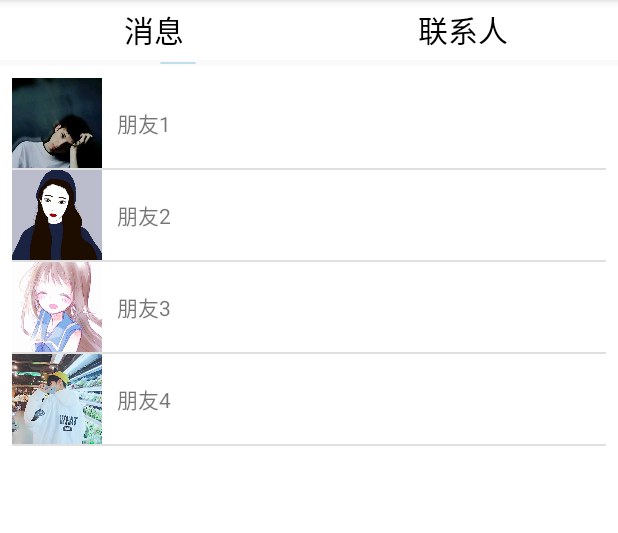
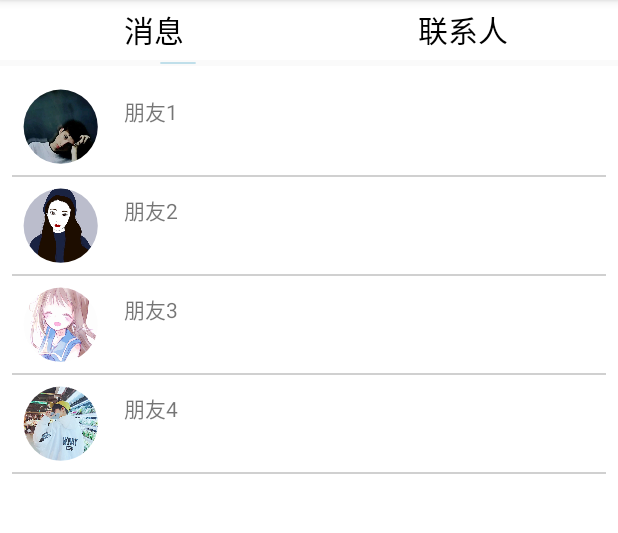
Before and after one commit to jingse/DG, an Android app: the screen it shows after launch (MainActivity), on a phone screen of 412 x 824 dp, the part 84-617 px from its top. Run offline under Robolectric (Android 15) with nearby library versions, the phone set to English and light mode, and no system bars; our stand-ins replace CircleImageView.

Commit message:
界面改动了一点

```diff
--- a/app/src/main/java/com/example/guihuan/chatwifitest/MainActivity.java
+++ b/app/src/main/java/com/example/guihuan/chatwifitest/MainActivity.java
@@ -13,10 +13,10 @@ import android.view.animation.Animation;
 import android.view.animation.TranslateAnimation;
 import android.widget.ImageView;
 import android.widget.TextView;
-import android.widget.Toast;
 
 import com.example.guihuan.chatwifitest.contacts.ContactsFragment;
 import com.example.guihuan.chatwifitest.contacts.MyFragmentPagerAdapter;
+import com.example.guihuan.chatwifitest.messages.MsgFragment;
 
 import java.util.ArrayList;
 
@@ -114,7 +114,7 @@ public class MainActivity  extends AppCompatActivity {
             animation.setFillAfter(true);// True:图片停在动画结束位置
             animation.setDuration(300);
             imageView.startAnimation(animation);
-            Toast.makeText(MainActivity.this, "您选择了"+ viewpager.getCurrentItem()+"页卡", Toast.LENGTH_SHORT).show();
+            //Toast.makeText(MainActivity.this, "您选择了"+ viewpager.getCurrentItem()+"页卡", Toast.LENGTH_SHORT).show();
         }
 
     }
--- a/app/src/main/java/com/example/guihuan/chatwifitest/Msg.java
+++ /dev/null
@@ -1,23 +0,0 @@
-package com.example.guihuan.chatwifitest;
-
-
-
-public class Msg {
-
-    private String name;
-    private int imageId;
-
-    public Msg(String name, int imageId) {
-        this.name = name;
-        this.imageId = imageId;
-    }
-
-    public String getName() {
-        return name;
-    }
-
-    public int getImageId() {
-        return imageId;
-    }
-
-}
--- /dev/null
+++ b/app/src/main/java/com/example/guihuan/chatwifitest/messages/Msg.java
@@ -0,0 +1,38 @@
+package com.example.guihuan.chatwifitest.messages;
+
+
+
+public class Msg {
+
+    private String name;
+    private int imageId;
+
+    private String latestMsg;
+    private String latestMsgTime;
+
+
+    public Msg(String name, int imageId, String latestMsg, String latestMsgTime) {
+        this.name = name;
+        this.imageId = imageId;
+        this.latestMsg = latestMsg;
+        this.latestMsgTime = latestMsgTime;
+    }
+
+    public String getName() {
+        return name;
+    }
+
+    public int getImageId() {
+        return imageId;
+    }
+
+    public String getLatestMsg() {
+        return latestMsg;
+    }
+
+    public String getLatestMsgTime() {
+        return latestMsgTime;
+    }
+
+
+}
--- a/app/src/main/java/com/example/guihuan/chatwifitest/MsgAdapter.java
+++ b/app/src/main/java/com/example/guihuan/chatwifitest/messages/MsgAdapter.java
@@ -1,4 +1,4 @@
-package com.example.guihuan.chatwifitest;
+package com.example.guihuan.chatwifitest.messages;
 
 
 import android.content.Context;
@@ -8,6 +8,8 @@ import android.view.ViewGroup;
 import android.widget.ArrayAdapter;
 import android.widget.ImageView;
 import android.widget.TextView;
+
+import com.example.guihuan.chatwifitest.R;
 
 import java.util.List;
 
@@ -29,23 +31,26 @@ public class MsgAdapter extends ArrayAdapter<Msg> {
         if (convertView == null) {
             view = LayoutInflater.from(getContext()).inflate(resourceId, null);
             viewHolder = new ViewHolder();
-            viewHolder.fruitImage = view.findViewById(R.id.friend_image);
-            viewHolder.fruitName = view.findViewById(R.id.friend_name);
+            viewHolder.friendImage = view.findViewById(R.id.friend_image);
+            viewHolder.friendName = view.findViewById(R.id.friend_name);
+            viewHolder.latestMsg = view.findViewById(R.id.latest_msg);
+            viewHolder.latestMsgTime = view.findViewById(R.id.latest_msg_time);
             view.setTag(viewHolder);
         } else {
             view = convertView;
             viewHolder = (ViewHolder) view.getTag();
         }
-        viewHolder.fruitImage.setImageResource(msg.getImageId());
-        viewHolder.fruitName.setText(msg.getName());
+        viewHolder.friendImage.setImageResource(msg.getImageId());
+        viewHolder.friendName.setText(msg.getName());
         return view;
     }
 
     class ViewHolder {
 
-        ImageView fruitImage;
-
-        TextView fruitName;
+        ImageView friendImage;
+        TextView friendName;
+        TextView latestMsg;
+        TextView latestMsgTime;
 
     }
 
--- a/app/src/main/java/com/example/guihuan/chatwifitest/MsgFragment.java
+++ b/app/src/main/java/com/example/guihuan/chatwifitest/messages/MsgFragment.java
@@ -1,4 +1,4 @@
-package com.example.guihuan.chatwifitest;
+package com.example.guihuan.chatwifitest.messages;
 
 
 import android.content.Intent;
@@ -10,6 +10,7 @@ import android.view.ViewGroup;
 import android.widget.AdapterView;
 import android.widget.ListView;
 
+import com.example.guihuan.chatwifitest.R;
 import com.example.guihuan.chatwifitest.chat.ChatActivity;
 
 import java.util.ArrayList;
@@ -48,13 +49,13 @@ public class MsgFragment extends Fragment {
 
 
     private void initMessages() {
-        Msg friend1 = new Msg("朋友1", R.drawable.head1);
+        Msg friend1 = new Msg("朋友1", R.drawable.head1, "我在南锣鼓巷", "上午10:00");
         msgList.add(friend1);
-        Msg friend2 = new Msg("朋友2", R.drawable.head2);
+        Msg friend2 = new Msg("朋友2", R.drawable.head2, "你好", "刚刚");
         msgList.add(friend2);
-        Msg friend3 = new Msg("朋友3", R.drawable.head3);
+        Msg friend3 = new Msg("朋友3", R.drawable.head3, "再见咯", "昨天20:58");
         msgList.add(friend3);
-        Msg friend4 = new Msg("朋友4", R.drawable.head4);
+        Msg friend4 = new Msg("朋友4", R.drawable.head4, "吃了么？", "今天12:23");
         msgList.add(friend4);
 
     }
--- /dev/null
+++ b/app/src/main/java/com/example/guihuan/chatwifitest/utils/CircleImageView.java
@@ -0,0 +1,101 @@
+package com.example.guihuan.chatwifitest.utils;
+
+
+import android.content.Context;
+import android.graphics.Bitmap;
+import android.graphics.Bitmap.Config;
+import android.graphics.Canvas;
+import android.graphics.Color;
+import android.graphics.Paint;
+import android.graphics.PorterDuff;
+import android.graphics.PorterDuffXfermode;
+import android.graphics.Rect;
+import android.graphics.drawable.BitmapDrawable;
+import android.graphics.drawable.Drawable;
+import android.support.v7.widget.AppCompatImageView;
+import android.util.AttributeSet;
+
+
+public class CircleImageView extends AppCompatImageView {
+
+    //基本的三个构造函数
+    public CircleImageView(Context context) {
+        super(context);
+    }
+
+    public CircleImageView(Context context, AttributeSet attrs) {
+        super(context, attrs);
+    }
+
+    public CircleImageView(Context context, AttributeSet attrs, int defStyle) {
+        super(context, attrs, defStyle);
+    }
+
+    //自定义View实现过程中很重要的onDraw绘制图形的方法
+    @Override
+    protected void onDraw(Canvas canvas) {
+
+        Drawable drawable = getDrawable();
+
+        //空值判断，必要步骤，避免由于没有设置src导致的异常错误
+        if (drawable == null) {
+            return;
+        }
+
+        //必要步骤，避免由于初始化之前导致的异常错误
+        if (getWidth() == 0 || getHeight() == 0) {
+            return;
+        }
+
+        if (!(drawable instanceof BitmapDrawable)) {
+            return;
+        }
+        Bitmap b = ((BitmapDrawable) drawable).getBitmap();
+
+        if (null == b) {
+            return;
+        }
+
+        Bitmap bitmap = b.copy(Bitmap.Config.ARGB_8888, true);
+
+        int w = getWidth();
+
+        Bitmap roundBitmap = getCroppedBitmap(bitmap, w);
+        canvas.drawBitmap(roundBitmap, 0, 0, null);
+
+    }
+
+    /**
+     * 初始Bitmap对象的缩放裁剪过程
+     * @param bmp       初始Bitmap对象
+     * @param radius    圆形图片直径大小
+     * @return 返回一个圆形的缩放裁剪过后的Bitmap对象
+     */
+    public static Bitmap getCroppedBitmap(Bitmap bmp, int radius) {
+        Bitmap sbmp;
+        //比较初始Bitmap宽高和给定的圆形直径，判断是否需要缩放裁剪Bitmap对象
+        if (bmp.getWidth() != radius || bmp.getHeight() != radius)
+            sbmp = Bitmap.createScaledBitmap(bmp, radius, radius, false);
+        else
+            sbmp = bmp;
+        Bitmap output = Bitmap.createBitmap(sbmp.getWidth(), sbmp.getHeight(), Config.ARGB_8888);
+        Canvas canvas = new Canvas(output);
+
+        final Paint paint = new Paint();
+        final Rect rect = new Rect(0, 0, sbmp.getWidth(), sbmp.getHeight());
+
+        paint.setAntiAlias(true);
+        paint.setFilterBitmap(true);
+        paint.setDither(true);
+        canvas.drawARGB(0, 0, 0, 0);
+        paint.setColor(Color.parseColor("#BAB399"));
+        canvas.drawCircle(sbmp.getWidth() / 2 + 0.7f,
+                sbmp.getHeight() / 2 + 0.7f, sbmp.getWidth() / 2 + 0.1f, paint);
+        //核心部分，设置两张图片的相交模式，在这里就是上面绘制的Circle和下面绘制的Bitmap
+        paint.setXfermode(new PorterDuffXfermode(PorterDuff.Mode.SRC_IN));
+        canvas.drawBitmap(sbmp, rect, rect, paint);
+
+        return output;
+    }
+
+}
--- a/app/src/main/res/layout/fragment_message.xml
+++ /dev/null
@@ -1,6 +0,0 @@
-<?xml version="1.0" encoding="utf-8"?>
-<LinearLayout xmlns:android="http://schemas.android.com/apk/res/android"
-    android:layout_width="fill_parent"
-    android:layout_height="fill_parent"
-    android:orientation="vertical">
-</LinearLayout>
--- a/app/src/main/res/layout/fragment_msg.xml
+++ b/app/src/main/res/layout/fragment_msg.xml
@@ -11,6 +11,8 @@
         android:id="@+id/list_view"
         android:layout_width="0dp"
         android:layout_height="0dp"
+        android:divider="#D0D0D0"
+        android:dividerHeight="2px"
         tools:layout_constraintTop_creator="1"
         tools:layout_constraintRight_creator="1"
         tools:layout_constraintBottom_creator="1"
--- a/app/src/main/res/layout/msg_item.xml
+++ b/app/src/main/res/layout/msg_item.xml
@@ -4,15 +4,34 @@
               android:layout_width="match_parent"
               android:layout_height="match_parent">
 
-    <ImageView
+    <com.example.guihuan.chatwifitest.utils.CircleImageView
         android:id="@+id/friend_image"
-        android:layout_width="60dp"
-        android:layout_height="60dp" />
+        android:layout_width="50dp"
+        android:layout_height="50dp"
+        android:layout_margin="7dip"/>
 
     <TextView
         android:id="@+id/friend_name"
         android:layout_width="wrap_content"
         android:layout_height="wrap_content"
-        android:layout_gravity="center"
+        android:layout_gravity="top"
+        android:layout_marginTop="11dip"
         android:layout_marginLeft="10dip" />
+
+    <TextView
+        android:id="@+id/latest_msg"
+        android:layout_width="wrap_content"
+        android:layout_height="wrap_content"
+        android:layout_gravity="bottom"
+        android:layout_marginBottom="11dip"
+        android:layout_marginLeft="10dip" />
+
+    <TextView
+        android:id="@+id/latest_msg_time"
+        android:layout_width="wrap_content"
+        android:layout_height="wrap_content"
+        android:layout_gravity="right"
+        android:layout_marginTop="15dip"
+        android:layout_marginRight="10dip" />
+
 </LinearLayout>
--- a/build.gradle
+++ b/build.gradle
@@ -18,6 +18,7 @@ allprojects {
     }
 }
 
+
 task clean(type: Delete) {
     delete rootProject.buildDir
 }
```
Also changed, not shown: app/src/main/java/com/example/guihuan/chatwifitest/chat/ChatActivity.java (+11 -2 lines), app/src/main/res/drawable/editsharp.xml (added, +23 -0 lines), app/src/main/res/layout/activity_chatting.xml (+34 -12 lines), app/src/main/res/layout/chat_msg_item.xml (+51 -1 lines), app/src/main/res/drawable/headmine.jpg (added), app/src/main/res/drawable/send.png.
